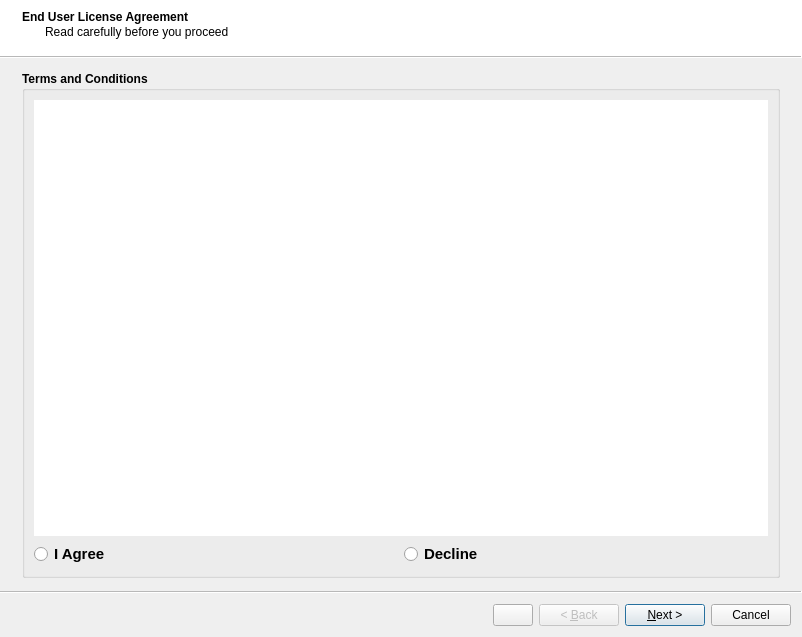
The window that ui/wizard/ui_stdm_config.ui (gltn/stdm) describes before a commit, drawn with Qt 5.
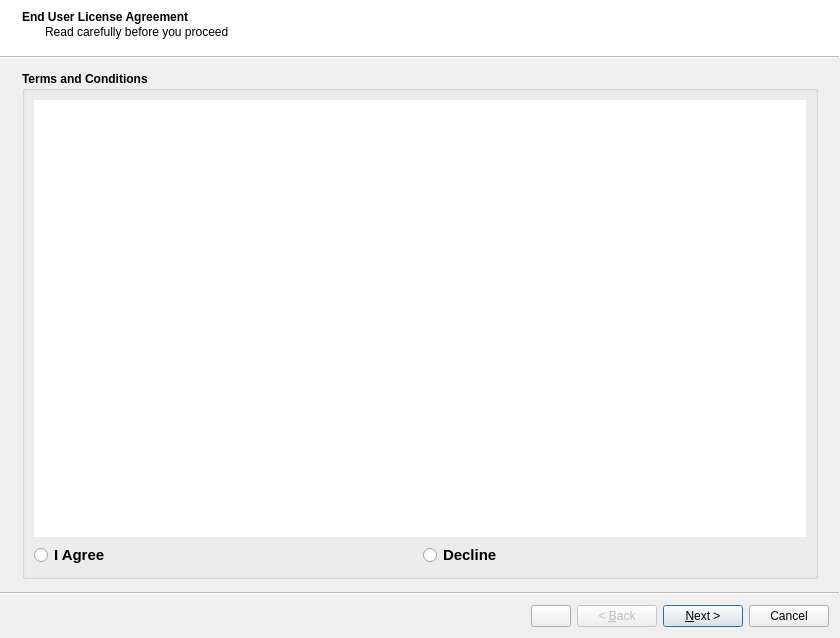
The same window after the commit. Icons and pictures are not drawn. Custom widgets are drawn as their Qt base class.

What changed in the file:
```diff
--- a/ui/wizard/ui_stdm_config.ui
+++ b/ui/wizard/ui_stdm_config.ui
@@ -9,8 +9,8 @@
    <rect>
     <x>0</x>
     <y>0</y>
-    <width>802</width>
-    <height>637</height>
+    <width>840</width>
+    <height>638</height>
    </rect>
   </property>
   <property name="sizePolicy">
@@ -1492,6 +1492,11 @@
    <header>qgis.gui</header>
    <container>1</container>
   </customwidget>
+  <customwidget>
+   <class>STRSpatialUnitListView</class>
+   <extends>QListView</extends>
+   <header>spatial_unit_list_view</header>
+  </customwidget>
  </customwidgets>
  <tabstops>
   <tabstop>rbAccpt</tabstop>
```
Left out of the diff: 55 changed lines with no effect on the pictures.
